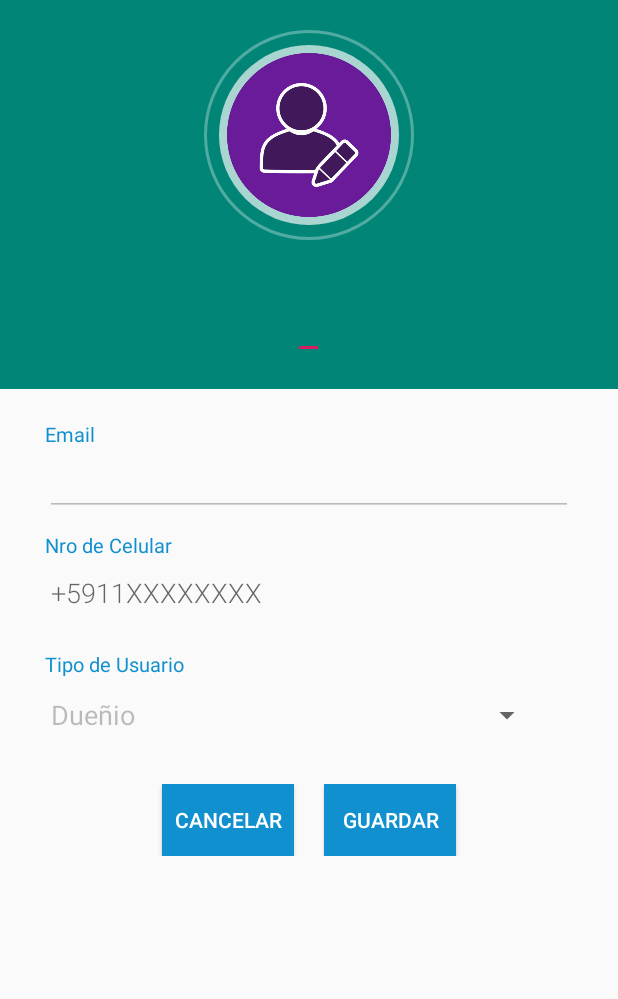
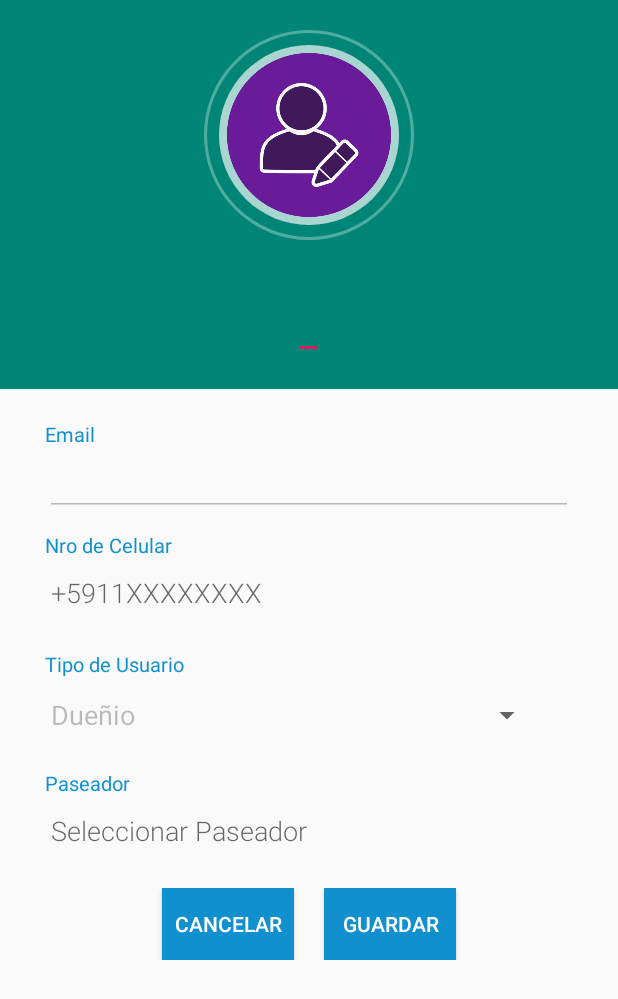
Before and after one commit to UTN-FRBA-Mobile/Dogger, an Android app: the UserProfileActivity screen opened directly, with no data from a screen before it, on a phone screen of 412 x 824 dp. Shown: the top 999 px of the screen. Run offline under Robolectric (Android 15) with nearby library versions, the light colour scheme and no system bars; our stand-ins replace Firebase (no records; nobody signed in at launch, a user with empty details on screens opened directly); 3 statements that could not run were skipped.

Commit message:
mostrar nombre del paseador en perfil de duenio

```diff
--- a/app/src/main/java/com/example/dogger/UserProfileActivity.kt
+++ b/app/src/main/java/com/example/dogger/UserProfileActivity.kt
@@ -4,21 +4,10 @@ import android.content.Intent
 import android.os.Bundle
 import androidx.appcompat.app.AppCompatActivity
 import com.google.firebase.database.*
-import kotlinx.android.synthetic.main.activity_login.*
-import android.text.InputType
 import android.text.TextUtils
-import android.view.KeyEvent
 import android.view.View
 import android.widget.*
 import com.google.firebase.auth.*
-import androidx.core.app.ComponentActivity
-import androidx.core.app.ComponentActivity.ExtraData
-import androidx.core.content.ContextCompat.getSystemService
-import android.icu.lang.UCharacter.GraphemeClusterBreak.T
-
-
-
-
 
 
 class UserProfileActivity : AppCompatActivity() {
@@ -27,7 +16,9 @@ class UserProfileActivity : AppCompatActivity() {
     private lateinit var txtEmail: EditText
     private lateinit var txtNroCel:EditText
     private lateinit var txtTypeUser: AutoCompleteTextView
+    private lateinit var txtPaseador: EditText
     private lateinit var linearLayout:LinearLayout
+    private lateinit var linearLayoutPaseador:LinearLayout
     private lateinit var adapter: ArrayAdapter<String>
     private lateinit var spinner: Spinner
 
@@ -52,6 +43,7 @@ class UserProfileActivity : AppCompatActivity() {
         txtEmail = findViewById(R.id.txtEmail)
         txtNroCel = findViewById(R.id.txtNroCel)
         txtTypeUser = findViewById(R.id.txtTypeUser)
+        txtPaseador = findViewById(R.id.txtPaseador)
 
         user = auth.currentUser!!
 
@@ -117,13 +109,39 @@ class UserProfileActivity : AppCompatActivity() {
         dfReference.child("User").child(userKey!!).addValueEventListener(object :
             ValueEventListener {
             override fun onDataChange(dataSnapshot: DataSnapshot) {
+                linearLayoutPaseador = findViewById(R.id.linearLayoutPaseador)
                 val userName = dataSnapshot.child("name").getValue(String::class.java)
                 val nroCel = dataSnapshot.child("nroCel").getValue(String::class.java)
                 val userType = dataSnapshot.child("userType").getValue(String::class.java)
+                txtPaseador.setEnabled(false)
+                if (!"Paseador".equals(userType)){
+                    linearLayoutPaseador.setVisibility(View.VISIBLE)
+                    linearLayoutPaseador.setEnabled(true)
+                    txtPaseador.setVisibility(View.VISIBLE)
+                    val id_paseador = dataSnapshot.child("id_paseador").getValue(String::class.java)
+                    cargarPaseador(id_paseador)
+                }else{
+                    linearLayoutPaseador.setVisibility(View.INVISIBLE)
+                    linearLayoutPaseador.setEnabled(false)
+                    txtPaseador.setVisibility(View.INVISIBLE)
+                }
                 txtName.setText(userName)
                 txtNroCel.setText(nroCel)
                 val spinnerPosition = adapter.getPosition(userType)
                 spinner.setSelection(spinnerPosition)
+            }
+
+            override fun onCancelled(databaseError: DatabaseError) {}
+        })
+    }
+
+    private fun cargarPaseador(idPaseador: String?) {
+        dfReference.child("User").child(idPaseador!!).addValueEventListener(object :
+            ValueEventListener {
+            override fun onDataChange(dataSnapshot: DataSnapshot) {
+                linearLayoutPaseador = findViewById(R.id.linearLayoutPaseador)
+                val userName = dataSnapshot.child("name").getValue(String::class.java)
+                txtPaseador.setText(userName)
             }
 
             override fun onCancelled(databaseError: DatabaseError) {}
--- a/app/src/main/res/layout/activity_seleccionar_paseador.xml
+++ b/app/src/main/res/layout/activity_seleccionar_paseador.xml
@@ -13,7 +13,8 @@
         <RelativeLayout
             android:layout_width="match_parent"
             android:layout_height="match_parent"
-            android:layout_below="@+id/rellay1">
+            android:layout_below="@+id/rellay1"
+            android:gravity="center_vertical">
 
             <LinearLayout
                 android:layout_width="match_parent"
--- a/app/src/main/res/layout/activity_user_profile.xml
+++ b/app/src/main/res/layout/activity_user_profile.xml
@@ -156,6 +156,38 @@
                 </LinearLayout>
 
                 <LinearLayout
+                    android:id="@+id/linearLayoutPaseador"
+                    android:layout_width="match_parent"
+                    android:layout_height="wrap_content"
+                    android:layout_marginTop="5dp"
+                    android:orientation="vertical">
+                    <TextView
+                        android:layout_width="wrap_content"
+                        android:layout_height="wrap_content"
+                        android:text="Paseador"
+                        android:textColor="@color/headings"
+                        android:textSize="13sp"/>
+
+                    <EditText
+                        android:id="@+id/txtPaseador"
+                        android:layout_width="match_parent"
+                        android:layout_height="wrap_content"
+                        android:fontFamily="sans-serif-light"
+                        android:textColor="#000000"
+                        android:textSize="18sp"
+                        android:hint="Seleccionar Paseador"
+                        android:enabled="true"
+                        android:theme="@style/Autocomplete"/>
+
+                    <!--                    <View-->
+                    <!--                        android:layout_width="match_parent"-->
+                    <!--                        android:layout_height="1dp"-->
+                    <!--                        android:layout_marginTop="15dp"-->
+                    <!--                        android:background="@drawable/grad"/>-->
+                </LinearLayout>
+
+
+                <LinearLayout
                     android:id="@+id/buttonView"
                     android:layout_width="match_parent"
                     android:layout_height="wrap_content"
```
